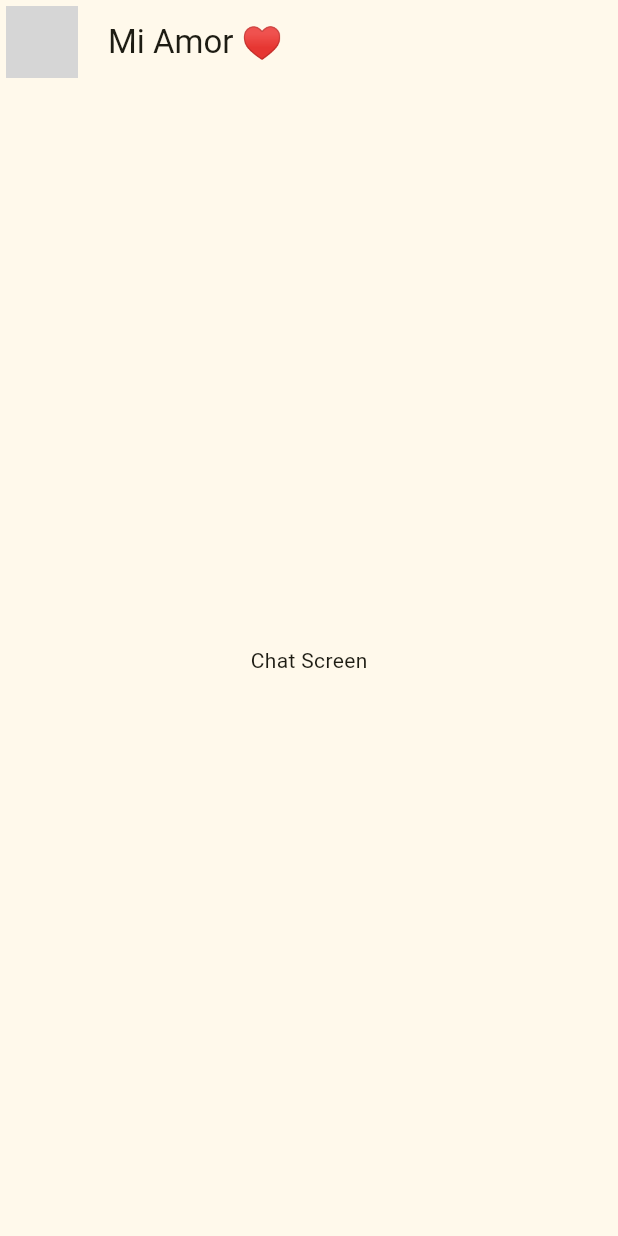
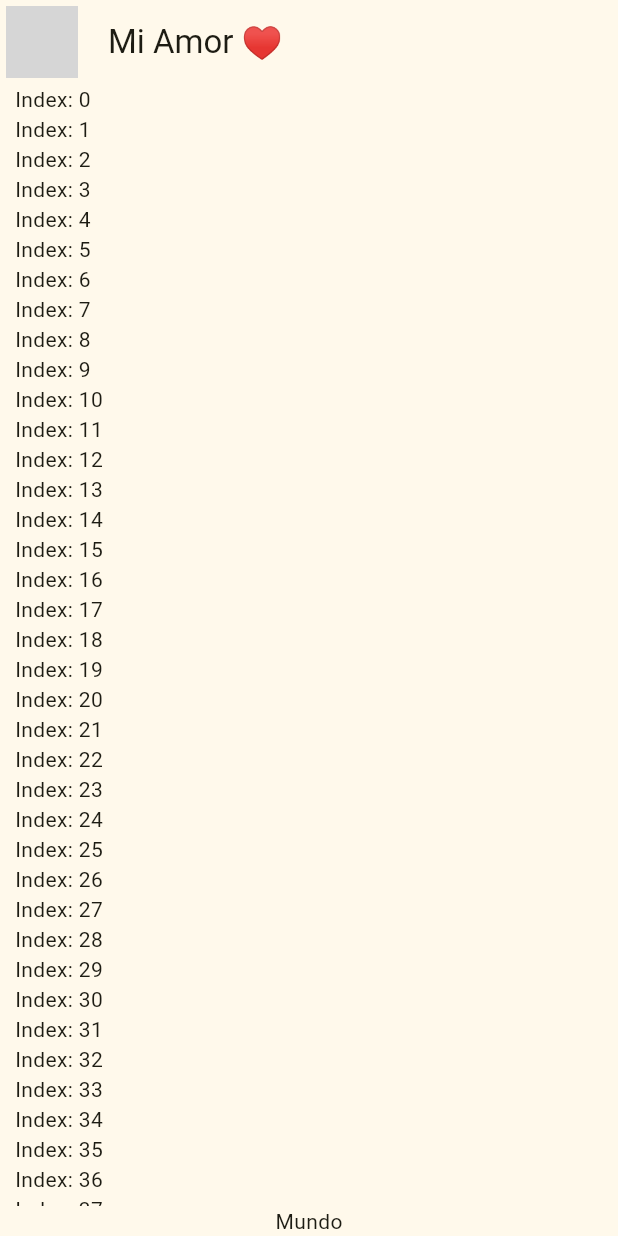
Before and after one commit to santiagomillan/yes_no_app, a Flutter app: the screen it shows after launch, on a phone screen of 412 x 824 dp. Run offline on Flutter 3.47's test engine with Material 3 defaults, Android fonts, the phone set to English and light mode, and no system bars; network calls fail; grey boxes are pictures that could not be loaded.

Commit message:
ListView.builder

```diff
--- a/lib/presentation/chat/chat_screen.dart
+++ b/lib/presentation/chat/chat_screen.dart
@@ -17,8 +17,29 @@ class ChatScreen extends StatelessWidget {
         title: const Text('Mi Amor ♥'),
         centerTitle: false,
       ),
-      body: const Center(
-        child: Text('Chat Screen'),
+      body: _ChatView(),
+    );
+  }
+}
+
+class _ChatView extends StatelessWidget {
+  @override
+  Widget build(BuildContext context) {
+    return SafeArea(
+      child: Padding(
+        padding: const EdgeInsets.symmetric(horizontal: 10),
+        child: Column(
+          children: [
+            Expanded(
+                child: ListView.builder(
+              itemCount: 100,
+              itemBuilder: (context, index) {
+                return Text('Index: $index');
+              },
+            )),
+            const Text("Mundo")
+          ],
+        ),
       ),
     );
   }
```
